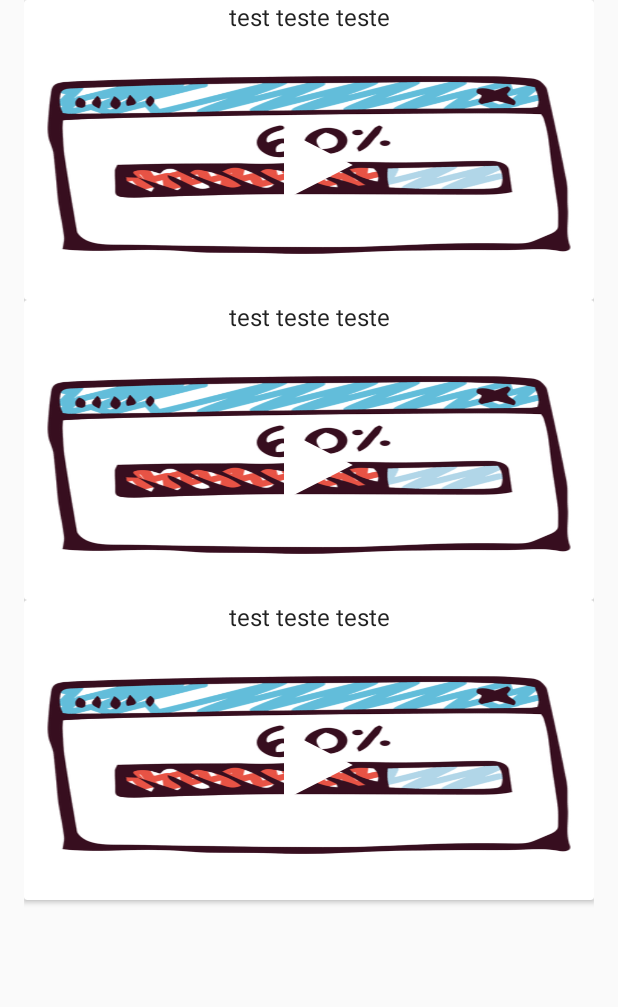
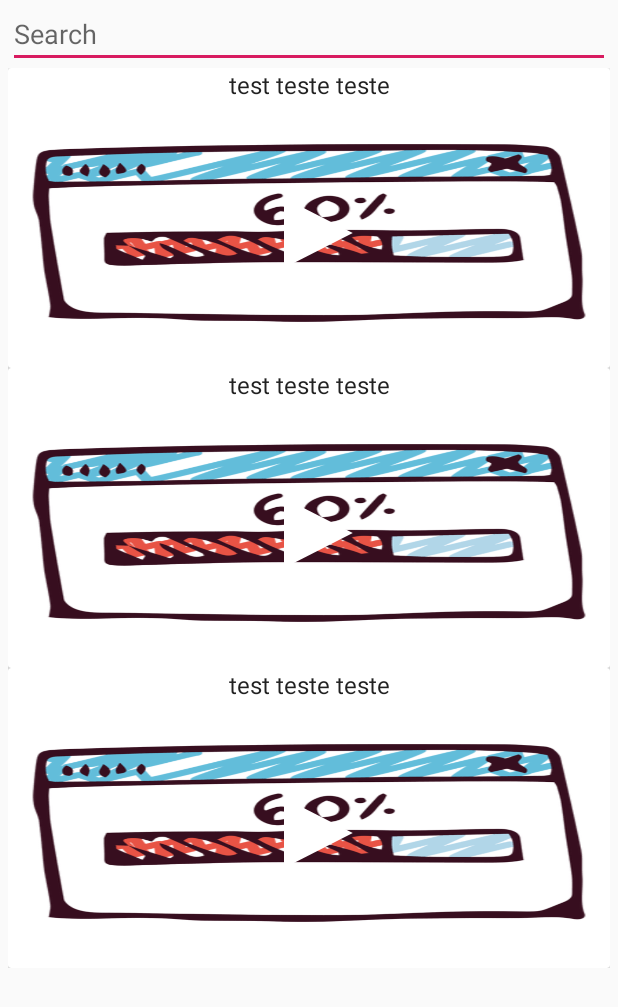
Before and after one commit to vovax87/ApplicasterHW, an Android app: the layout applicast_list_fragment.xml on its own in the app's theme, with its tools: preview values and no code run, on a phone screen of 412 x 824 dp. Shown: the top 1007 px of the screen. Run offline under Robolectric (Android 15) with nearby library versions, the phone set to English and light mode, and no system bars.

Commit message:
added search/ filter flow

```diff
--- a/app/src/main/res/layout/applicast_list_fragment.xml
+++ b/app/src/main/res/layout/applicast_list_fragment.xml
@@ -4,15 +4,33 @@
     xmlns:app="http://schemas.android.com/apk/res-auto"
     xmlns:tools="http://schemas.android.com/tools">
 
+    <android.support.constraint.ConstraintLayout
+        android:layout_width="match_parent"
+        android:layout_height="match_parent">
+
+        <EditText
+            android:id="@+id/search_filed"
+            android:layout_width="match_parent"
+            android:layout_height="wrap_content"
+            android:layout_marginLeft="5dp"
+            android:layout_marginRight="5dp"
+            android:hint="@string/search"
+            app:layout_constraintStart_toStartOf="parent"
+            app:layout_constraintTop_toTopOf="parent" />
+
         <android.support.v7.widget.RecyclerView
             android:id="@+id/items_list"
             android:name="hw.applicaster.vova.fragments.RssFragment"
             android:layout_width="match_parent"
-        android:layout_height="match_parent"
-        android:layout_marginLeft="16dp"
-        android:layout_marginRight="16dp"
+            android:layout_height="wrap_content"
+            android:layout_marginLeft="5dp"
+            android:layout_marginRight="5dp"
             app:layoutManager="android.support.v7.widget.LinearLayoutManager"
+            app:layout_constraintStart_toStartOf="parent"
+            app:layout_constraintTop_toBottomOf="@id/search_filed"
             tools:context=".fragments.ApplicasterListFragment"
             tools:listitem="@layout/video_item" />
 
+    </android.support.constraint.ConstraintLayout>
+
 </layout>
--- a/app/src/main/res/values/strings.xml
+++ b/app/src/main/res/values/strings.xml
@@ -12,4 +12,5 @@
     <string name="summery">Summery</string>
     <string name="posterimage">posterImage</string>
     <string name="tag_details_fragment">detailsFragment</string>
+    <string name="search">Search</string>
 </resources>
```
Also changed, not shown: app/src/main/java/hw/applicaster/vova/adapter/ApplicasterRecyclerAdapter.java (+49 -7 lines), app/src/main/java/hw/applicaster/vova/fragments/ApplicasterListFragment.java (+20 -0 lines). Lines whose indentation alone changed are shown as unchanged.
